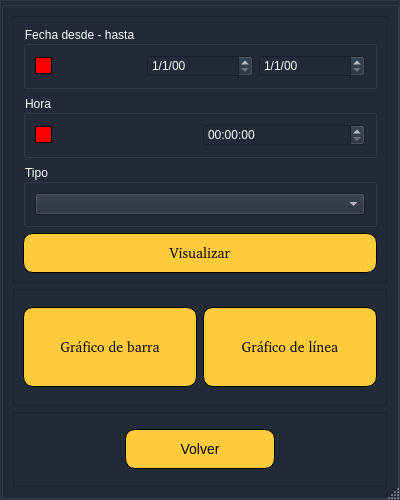
Before: the Qt Designer form EmergencyDispatcher_dialog_statistics.ui in valetobares11/EmergencyDispatcher, drawn with Qt 5.
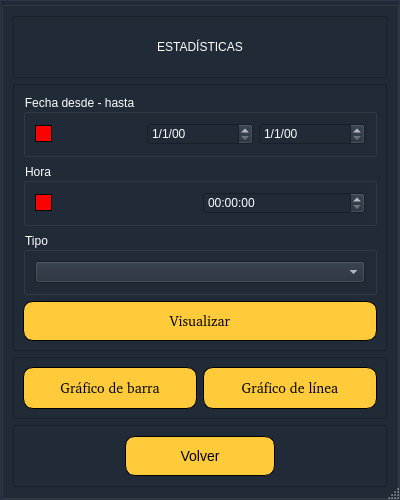
After: the same form once the commit is applied. Custom widgets are drawn as their Qt base class.

The edit to the form file:
```diff
--- a/EmergencyDispatcher_dialog_statistics.ui
+++ b/EmergencyDispatcher_dialog_statistics.ui
@@ -210,6 +210,31 @@
          <string notr="true">background-color: rgb(33, 43, 56);</string>
         </property>
         <layout class="QVBoxLayout" name="verticalLayout">
+         <item>
+          <widget class="QFrame" name="frame_5">
+           <property name="frameShape">
+            <enum>QFrame::StyledPanel</enum>
+           </property>
+           <property name="frameShadow">
+            <enum>QFrame::Raised</enum>
+           </property>
+           <layout class="QVBoxLayout" name="verticalLayout_3">
+            <item>
+             <widget class="QLabel" name="label">
+              <property name="styleSheet">
+               <string notr="true">color: white;</string>
+              </property>
+              <property name="text">
+               <string>ESTADÍSTICAS</string>
+              </property>
+              <property name="alignment">
+               <set>Qt::AlignCenter</set>
+              </property>
+             </widget>
+            </item>
+           </layout>
+          </widget>
+         </item>
          <item>
           <widget class="QFrame" name="frame_4">
            <property name="frameShape">
```
